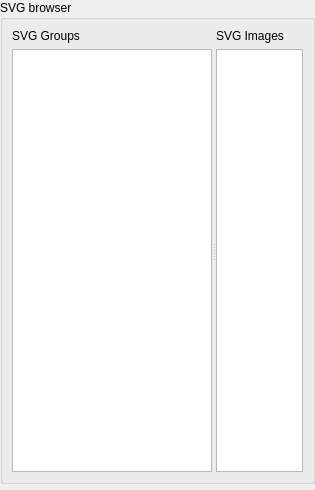
This is src/ui/symbollayer/widget_svgselector.ui in qgis/QGIS as Qt 5 draws it before an edit. The edited form follows.
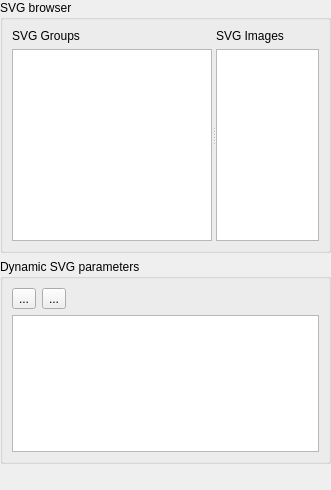
This is the edited form. Icons and pictures are not drawn. Custom widgets are drawn as their Qt base class.

Commit message: gui for dynamic SVGs

What changed in the file:
```diff
--- a/src/ui/symbollayer/widget_svgselector.ui
+++ b/src/ui/symbollayer/widget_svgselector.ui
@@ -6,7 +6,7 @@
    <rect>
     <x>0</x>
     <y>0</y>
-    <width>315</width>
+    <width>331</width>
     <height>490</height>
    </rect>
   </property>
@@ -26,7 +26,7 @@
    <property name="bottomMargin">
     <number>0</number>
    </property>
-   <item row="1" column="0" colspan="2">
+   <item row="1" column="0">
     <widget class="QgsCollapsibleGroupBox" name="groupBox">
      <property name="sizePolicy">
       <sizepolicy hsizetype="Preferred" vsizetype="MinimumExpanding">
@@ -132,27 +132,58 @@
      </layout>
     </widget>
    </item>
-   <item row="2" column="0" colspan="2">
-    <widget class="QgsSvgSourceLineEdit" name="mSvgSourceLineEdit" native="true">
-     <property name="minimumSize">
-      <size>
-       <width>0</width>
-       <height>0</height>
-      </size>
+   <item row="2" column="0">
+    <widget class="QgsCollapsibleGroupBox" name="mParametersGroupBox">
+     <property name="title">
+      <string>Dynamic SVG parameters</string>
      </property>
-     <property name="focusPolicy">
-      <enum>Qt::StrongFocus</enum>
-     </property>
+     <layout class="QGridLayout" name="gridLayout_3">
+      <item row="0" column="0">
+       <widget class="QToolButton" name="mAddParameterButton">
+        <property name="text">
+         <string>...</string>
+        </property>
+        <property name="icon">
+         <iconset resource="../../../images/images.qrc">
+          <normaloff>:/images/themes/default/symbologyAdd.svg</normaloff>:/images/themes/default/symbologyAdd.svg</iconset>
+        </property>
+       </widget>
+      </item>
+      <item row="0" column="1">
+       <widget class="QToolButton" name="mRemoveParameterButton">
+        <property name="text">
+         <string>...</string>
+        </property>
+        <property name="icon">
+         <iconset resource="../../../images/images.qrc">
+          <normaloff>:/images/themes/default/symbologyRemove.svg</normaloff>:/images/themes/default/symbologyRemove.svg</iconset>
+        </property>
+       </widget>
+      </item>
+      <item row="0" column="2">
+       <spacer name="horizontalSpacer">
+        <property name="orientation">
+         <enum>Qt::Horizontal</enum>
+        </property>
+        <property name="sizeHint" stdset="0">
+         <size>
+          <width>40</width>
+          <height>20</height>
+         </size>
+        </property>
+       </spacer>
+      </item>
+      <item row="2" column="0" colspan="3">
+       <widget class="QTreeView" name="mParametersTreeView"/>
+      </item>
+     </layout>
     </widget>
    </item>
-   <item row="3" column="0" colspan="2">
+   <item row="4" column="0">
     <spacer name="verticalSpacer">
      <property name="orientation">
       <enum>Qt::Vertical</enum>
      </property>
-     <property name="sizeType">
-      <enum>QSizePolicy::Preferred</enum>
-     </property>
      <property name="sizeHint" stdset="0">
       <size>
        <width>20</width>
@@ -161,6 +192,19 @@
      </property>
     </spacer>
    </item>
+   <item row="3" column="0">
+    <widget class="QgsSvgSourceLineEdit" name="mSvgSourceLineEdit" native="true">
+     <property name="minimumSize">
+      <size>
+       <width>0</width>
+       <height>20</height>
+      </size>
+     </property>
+     <property name="focusPolicy">
+      <enum>Qt::StrongFocus</enum>
+     </property>
+    </widget>
+   </item>
   </layout>
  </widget>
  <customwidgets>
```
Left out of the diff: 4 changed lines with no effect on the pictures. The commit also changes 6 other files.
